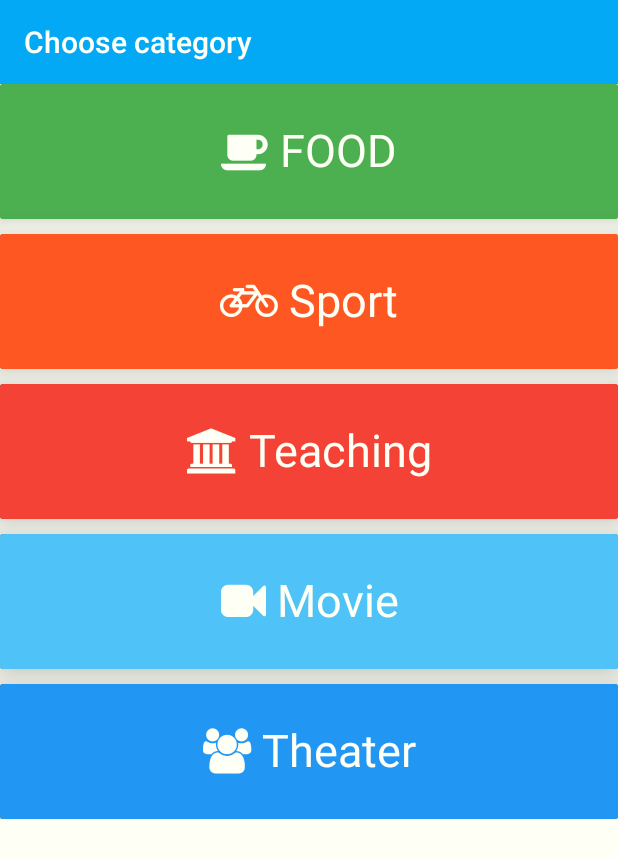
After one commit to Nipel-Crumple/joinme-android-app, an Android app: the Category screen opened directly, with no data from a screen before it, on a phone screen of 412 x 824 dp. The commit adds this screen. Shown: the top 858 px of the screen. Run offline under Robolectric (Android 15) with nearby library versions, the phone set to English and light mode, and no system bars.

Commit message:
Header release. Next: create buttons

```diff
--- a/app/build.gradle
+++ b/app/build.gradle
@@ -23,5 +23,7 @@ dependencies {
     compile fileTree(dir: 'libs', include: ['*.jar'])
     compile 'com.android.support:appcompat-v7:22.0.0'
     compile 'com.android.support:cardview-v7:21.0.3'
+    compile 'de.hdodenhof:circleimageview:1.2.2'
+    compile 'com.github.navasmdc:MaterialDesign:1.+@aar'
 //    compile 'com.joanzapata.android:android-iconify:1.0.9'
 }
--- /dev/null
+++ b/app/src/main/java/com/joinme/Category.java
@@ -0,0 +1,34 @@
+package com.joinme;
+
+import android.app.Activity;
+import android.graphics.Typeface;
+import android.os.Bundle;
+import android.widget.TextView;
+
+/**
+ * Created by Johnny D on 11.04.2015.
+ */
+public class Category extends Activity{
+
+    @Override
+    protected void onCreate(Bundle savedInstanceState) {
+        super.onCreate(savedInstanceState);
+        setContentView(R.layout.category);
+        new Thread(new Runnable() {
+            @Override
+            public void run() {
+                Typeface font = Typeface.createFromAsset( getAssets(), "fontawesome-webfont.ttf" );
+                TextView food = (TextView)findViewById(R.id.food_header);
+                TextView sport = (TextView)findViewById(R.id.sport_header);
+                TextView teaching = (TextView)findViewById(R.id.teaching_header);
+                TextView movie = (TextView)findViewById(R.id.movie_header);
+                TextView theater = (TextView)findViewById(R.id.theater_header);
+                food.setTypeface(font);
+                sport.setTypeface(font);
+                teaching.setTypeface(font);
+                movie.setTypeface(font);
+                theater.setTypeface(font);
+            }
+        }).start();
+    }
+}
--- /dev/null
+++ b/app/src/main/res/drawable/image.xml
@@ -0,0 +1,5 @@
+<?xml version="1.0" encoding="utf-8"?>
+<layer-list xmlns:android="http://schemas.android.com/apk/res/android" >
+    <item android:drawable="@drawable/rect"/>
+    <item android:drawable="@drawable/circle"/>
+</layer-list>
--- a/app/src/main/res/layout/category.xml
+++ b/app/src/main/res/layout/category.xml
@@ -4,7 +4,7 @@
     android:layout_width="fill_parent">
     <!-- A CardView that contains a TextView -->
     <RelativeLayout
-        android:layout_width="fill_parent"
+        android:layout_width="wrap_content"
         android:layout_height="wrap_content">
 
         <android.support.v7.widget.CardView
@@ -18,6 +18,7 @@
 
             <TextView
                 android:id="@+id/food_header"
+                android:fontFamily="Roboto"
                 android:layout_width="match_parent"
                 android:layout_height="match_parent"
                 android:layout_alignParentTop="true"
@@ -40,6 +41,7 @@
 
             <TextView
                 android:id="@+id/sport_header"
+                android:fontFamily="Roboto"
                 android:layout_width="match_parent"
                 android:layout_height="match_parent"
                 android:layout_alignParentTop="true"
@@ -62,6 +64,7 @@
 
             <TextView
                 android:id="@+id/teaching_header"
+                android:fontFamily="Roboto"
                 android:layout_width="match_parent"
                 android:layout_height="match_parent"
                 android:layout_alignParentTop="true"
@@ -85,6 +88,7 @@
 
             <TextView
                 android:id="@+id/movie_header"
+                android:fontFamily="Roboto"
                 android:layout_width="match_parent"
                 android:layout_height="match_parent"
                 android:layout_alignParentTop="true"
@@ -107,6 +111,7 @@
 
             <TextView
                 android:id="@+id/theater_header"
+                android:fontFamily="Roboto"
                 android:layout_width="match_parent"
                 android:layout_height="match_parent"
                 android:layout_alignParentTop="true"
--- a/app/src/main/res/values/color.xml
+++ b/app/src/main/res/values/color.xml
@@ -8,11 +8,13 @@
     <color name="background">#eee</color>
     <color name="statusbar">#009688</color>
 
+    <color name="subtitle">#A3819184</color>
     <color name="grey">#eee</color>
     <color name="green">#009688</color>
     <color name="limegreen">#4caf50</color>
     <color name="white">#fffefff5</color>
     <color name="black">#000</color>
     <color name="lightblue">#03a9f4</color>
+    <color name="light">#3817BDF4</color>
     <color name="blue">#2196f3</color>
 </resources>
--- a/app/src/main/res/values/strings.xml
+++ b/app/src/main/res/values/strings.xml
@@ -7,10 +7,12 @@
     <string name="signin">Sign In</string>
     <string name="join">New to JoinMe? Register here!</string>
     <string name="signup">Sign Up</string>
-    <string name="food">&#xf0f4; Food</string>
+    <string name="food">&#xf0f4; FOOD</string>
     <string name="sport">&#xf206; Sport</string>
     <string name="teaching">&#xf19c; Teaching</string>
     <string name="movie">&#xf03d; Movie</string>
     <string name="theater">&#xf0c0; Theater</string>
     <string name="moredetails">More details...</string>
+    <string name="choosecategory">Choose category</string>
+    <string name="titlehere">Title here</string>
 </resources>
--- a/app/src/main/res/values/styles.xml
+++ b/app/src/main/res/values/styles.xml
@@ -12,10 +12,26 @@
         <item name="android:textColorPrimary">@color/white</item>
     </style>
 
+    <style name="AppTheme.Category" parent="AppTheme">
+        <item name="android:actionBarStyle">@style/MyActionBar</item>
+        <item name="android:windowBackground">@color/white</item>
+        <item name="android:colorPrimaryDark">@color/green</item>
+        <item name="android:title">@string/choosecategory</item>
+    </style>
+
+
     <style name="MyActionBar" parent="@style/Widget.AppCompat.ActionBar">
-        <item name="android:windowActionBarOverlay">true</item>
+        <item name="android:titleTextStyle">@style/MyActionBarTitleText</item>
+        <!-- Support library compatibility -->
+        <item name="android:background">@color/lightblue</item>
+    </style>
 
-        <!-- Support library compatibility -->
-        <item name="windowActionBarOverlay">true</item>
+    <style name="MyActionBarTitleText" parent="@style/TextAppearance.AppCompat.Widget.ActionBar.Title">
+        <item name="android:textColor">@color/white</item>
+        <item name="android:title">@string/choosecategory</item>
+    </style>
+
+    <style name="MyActionBarTabText" parent="@style/Widget.AppCompat.ActionBar.TabText">
+        <item name="android:title">@string/choosecategory</item>
     </style>
 </resources>
```
Also changed, not shown: app/src/main/AndroidManifest.xml (+5 -4 lines), app/src/main/java/com/joinme/Events.java (added, +10 -0 lines), app/src/main/java/com/joinme/signin/SignInActivity.java (+3 -4 lines), app/src/main/res/drawable/circle.xml (added, +10 -0 lines), app/src/main/res/drawable/rect.xml (added, +11 -0 lines), app/src/main/res/layout/event.xml (added, +90 -0 lines), app/src/main/res/drawable/flat_button.png (added), app/src/main/res/drawable/ic_launcher.png (added), app/src/main/res/drawable/peng.png (added), 1 other file.
